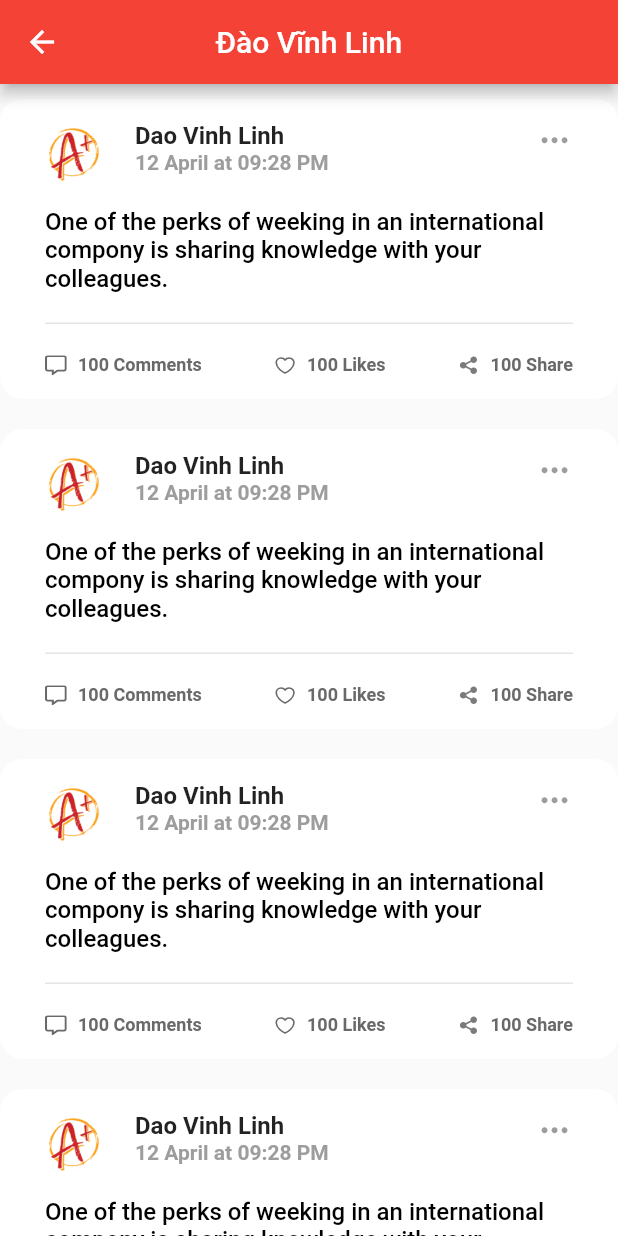
After one commit to hau1610/socialmedia, a Flutter app: the MyPost screen opened directly, on a phone screen of 412 x 824 dp. The commit adds this screen. Run offline on Flutter 3.47's test engine with Material 2 defaults, Android fonts, the phone set to English and light mode, and no system bars; our stand-ins replace flutter_svg, get.

Commit message:
add MyPost page

```diff
--- a/socialapp/lib/page/Menu/index.dart
+++ b/socialapp/lib/page/Menu/index.dart
@@ -4,6 +4,7 @@ import 'package:flutter_svg/flutter_svg.dart';
 import 'package:get/get.dart';
 import 'package:socialapp/page/FriendList/index.dart';
 import 'package:socialapp/page/ImagePage/index.dart';
+import 'package:socialapp/page/MyPost/index.dart';
 import 'package:socialapp/page/Profile/index.dart';
 import 'package:socialapp/utils/svg.dart';
 
@@ -75,7 +76,9 @@ class Menu extends StatelessWidget {
                     mainAxisSpacing: 10,
                     crossAxisCount: 3,
                     children: [
-                  Container(
+                  GestureDetector(
+                    onTap: () => Get.to(() => MyPost()),
+                    child: Container(
                       decoration: BoxDecoration(
                           color: Colors.white,
                           borderRadius: BorderRadius.circular(20)),
@@ -91,6 +94,7 @@ class Menu extends StatelessWidget {
                               style: TextStyle(
                                   fontSize: 16, fontWeight: FontWeight.w600))
                         ],
+                      ),
                     ),
                   ),
                   GestureDetector(
--- /dev/null
+++ b/socialapp/lib/page/MyPost/index.dart
@@ -0,0 +1,127 @@
+import 'package:flutter/cupertino.dart';
+import 'package:flutter/material.dart';
+import 'package:flutter_svg/svg.dart';
+import 'package:get/get.dart';
+import 'package:socialapp/utils/svg.dart';
+
+class MyPost extends StatelessWidget {
+  @override
+  Widget build(BuildContext context) {
+    return Scaffold(
+      appBar: AppBar(
+        centerTitle: true,
+        title: const Text(
+          'Đào Vĩnh Linh',
+          style: TextStyle(),
+        ),
+      ),
+      body: ListView.builder(
+        itemBuilder: (context, index) {
+          return Container(
+            margin: const EdgeInsets.only(top: 10, bottom: 10),
+            padding: const EdgeInsets.symmetric(horizontal: 30, vertical: 15),
+            decoration: BoxDecoration(
+              borderRadius: BorderRadius.circular(15),
+              color: Colors.white,
+            ),
+            child: Column(
+              children: [
+                Row(
+                  crossAxisAlignment: CrossAxisAlignment.start,
+                  children: [
+                    const Image(
+                      height: 40,
+                      width: 40,
+                      image: AssetImage(Picture.logo_Aplus),
+                      fit: BoxFit.cover,
+                    ),
+                    const SizedBox(width: 20),
+                    Expanded(
+                        child: Column(
+                      crossAxisAlignment: CrossAxisAlignment.start,
+                      children: const [
+                        Text(
+                          'Dao Vinh Linh',
+                          style: TextStyle(
+                              fontSize: 16, fontWeight: FontWeight.w600),
+                        ),
+                        Text('12 April at 09:28 PM',
+                            style: TextStyle(
+                                fontWeight: FontWeight.w600,
+                                color: Color.fromRGBO(157, 157, 157, 1)))
+                      ],
+                    )),
+                    SvgPicture.asset(SvgIcon.option_icon, height: 25, width: 25)
+                  ],
+                ),
+                const SizedBox(height: 17),
+                const Text(
+                  'One of the perks of weeking in an international compony is sharing knowledge with your colleagues.',
+                  style: TextStyle(
+                      fontSize: 16,
+                      fontWeight: FontWeight.w500,
+                      color: Color.fromRGBO(0, 0, 0, 1)),
+                ),
+                const SizedBox(height: 20),
+                Container(
+                  color: Colors.black.withOpacity(0.1),
+                  height: 1,
+                  width: Get.width,
+                ),
+                const SizedBox(height: 20),
+                Row(
+                  mainAxisAlignment: MainAxisAlignment.spaceBetween,
+                  children: [
+                    Row(
+                      children: [
+                        SvgPicture.asset(SvgIcon.comment_icon,
+                            height: 15, width: 15),
+                        const SizedBox(width: 7),
+                        const Text(
+                          '100 Comments',
+                          style: TextStyle(
+                              color: Color.fromRGBO(105, 105, 105, 1),
+                              fontSize: 12,
+                              fontWeight: FontWeight.w600),
+                        )
+                      ],
+                    ),
+                    Row(
+                      children: [
+                        SvgPicture.asset(SvgIcon.like_icon,
+                            height: 15, width: 15),
+                        const SizedBox(width: 7),
+                        const Text(
+                          "100 Likes",
+                          style: TextStyle(
+                              color: Color.fromRGBO(105, 105, 105, 1),
+                              fontSize: 12,
+                              fontWeight: FontWeight.w600),
+                        )
+                      ],
+                    ),
+                    Row(
+                      children: [
+                        SvgPicture.asset(SvgIcon.share_icon,
+                            height: 15, width: 15),
+                        const SizedBox(width: 7),
+                        Text(
+                          "100 Share",
+                          style: TextStyle(
+                              color: Color.fromRGBO(105, 105, 105, 1),
+                              fontSize: 12,
+                              fontWeight: FontWeight.w600),
+                        )
+                      ],
+                    )
+                  ],
+                )
+              ],
+            ),
+          );
+        },
+        itemCount: 7,
+      ),
+    );
+  }
+}
```
Lines whose indentation alone changed are shown as unchanged.
